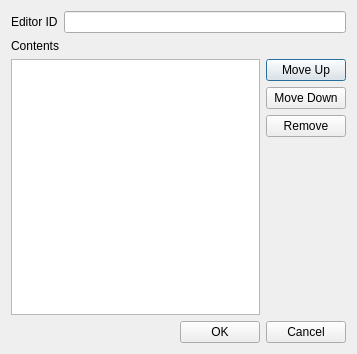
First picture: the form in native/src/DovahKit/ui/form_windows/formlist.ui, repository DavidJCobb/DovahKit, before the edit.
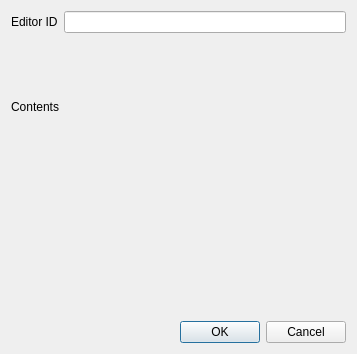
Second picture: the form after the edit. Custom widgets are drawn as their Qt base class.

Patch:
```diff
--- a/native/src/DovahKit/ui/form_windows/formlist.ui
+++ b/native/src/DovahKit/ui/form_windows/formlist.ui
@@ -14,6 +14,9 @@
    <string>FormList</string>
   </property>
   <layout class="QGridLayout" name="gridLayout" columnstretch="0,3,1">
+   <item row="0" column="1" colspan="2">
+    <widget class="QLineEdit" name="editorID"/>
+   </item>
    <item row="0" column="0">
     <widget class="QLabel" name="label">
      <property name="text">
@@ -24,50 +27,6 @@
      </property>
     </widget>
    </item>
-   <item row="2" column="0" colspan="2">
-    <widget class="FormListListview" name="forms"/>
-   </item>
-   <item row="2" column="2">
-    <layout class="QVBoxLayout" name="verticalLayout">
-     <item>
-      <widget class="QPushButton" name="buttonMoveUp">
-       <property name="text">
-        <string>Move Up</string>
-       </property>
-      </widget>
-     </item>
-     <item>
-      <widget class="QPushButton" name="buttonMoveDown">
-       <property name="text">
-        <string>Move Down</string>
-       </property>
-      </widget>
-     </item>
-     <item>
-      <widget class="QPushButton" name="buttonRemove">
-       <property name="text">
-        <string>Remove</string>
-       </property>
-      </widget>
-     </item>
-     <item>
-      <spacer name="verticalSpacer">
-       <property name="orientation">
-        <enum>Qt::Vertical</enum>
-       </property>
-       <property name="sizeHint" stdset="0">
-        <size>
-         <width>0</width>
-         <height>0</height>
-        </size>
-       </property>
-      </spacer>
-     </item>
-    </layout>
-   </item>
-   <item row="0" column="1" colspan="2">
-    <widget class="QLineEdit" name="editorID"/>
-   </item>
    <item row="3" column="0" colspan="3">
     <layout class="QHBoxLayout" name="horizontalLayout">
      <item>
@@ -104,8 +63,12 @@
      <property name="text">
       <string>Contents</string>
      </property>
-     <property name="buddy">
-      <cstring>forms</cstring>
+    </widget>
+   </item>
+   <item row="2" column="0" colspan="3">
+    <widget class="DKFormListPane" name="forms">
+     <property name="showIndices">
+      <bool>true</bool>
      </property>
     </widget>
    </item>
@@ -113,9 +76,9 @@
  </widget>
  <customwidgets>
   <customwidget>
-   <class>FormListListview</class>
-   <extends>QTableView</extends>
-   <header>odds_and_ends/formlist_listview.h</header>
+   <class>DKFormListPane</class>
+   <extends>QWidget</extends>
+   <header>widgets/DKFormListPane.h</header>
   </customwidget>
  </customwidgets>
  <tabstops>
```
Left out of the diff: 4 changed lines with no effect on the pictures.
